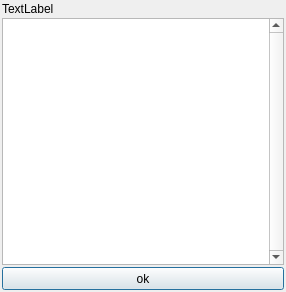
The window that Src/Eny/DialogSocketInterface.ui (AzuritXXL/ViFrame) describes before a commit, drawn with Qt 5.
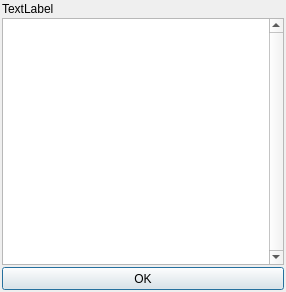
The same window after the commit.

```diff
--- a/Src/Eny/DialogSocketInterface.ui
+++ b/Src/Eny/DialogSocketInterface.ui
@@ -69,7 +69,7 @@
       </size>
      </property>
      <property name="text">
-      <string>ok</string>
+      <string>OK</string>
      </property>
      <property name="default">
       <bool>true</bool>
```
